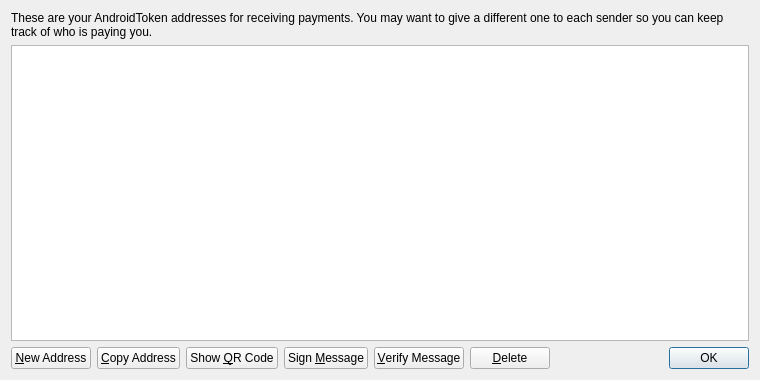
Above: src/qt/forms/addressbookpage.ui from CryptoRepairCrew/Android-Token-V2 before the change. Below: the same form after it.
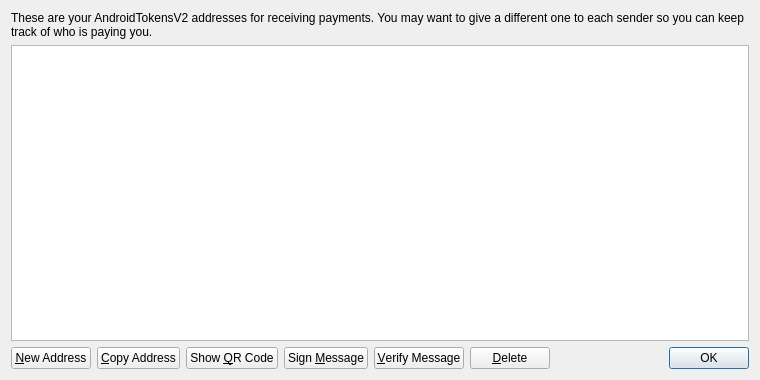
That is the form after the change. Icons and pictures are not drawn.

Commit message: AndroidToken -> AndroidTokensV2

Patch:
```diff
--- a/src/qt/forms/addressbookpage.ui
+++ b/src/qt/forms/addressbookpage.ui
@@ -17,7 +17,7 @@
    <item>
     <widget class="QLabel" name="labelExplanation">
      <property name="text">
-      <string>These are your AndroidToken addresses for receiving payments. You may want to give a different one to each sender so you can keep track of who is paying you.</string>
+      <string>These are your AndroidTokensV2 addresses for receiving payments. You may want to give a different one to each sender so you can keep track of who is paying you.</string>
      </property>
      <property name="textFormat">
       <enum>Qt::PlainText</enum>
```
Left out of the diff: 4 changed lines with no effect on the pictures. The commit also changes 47 other files.
